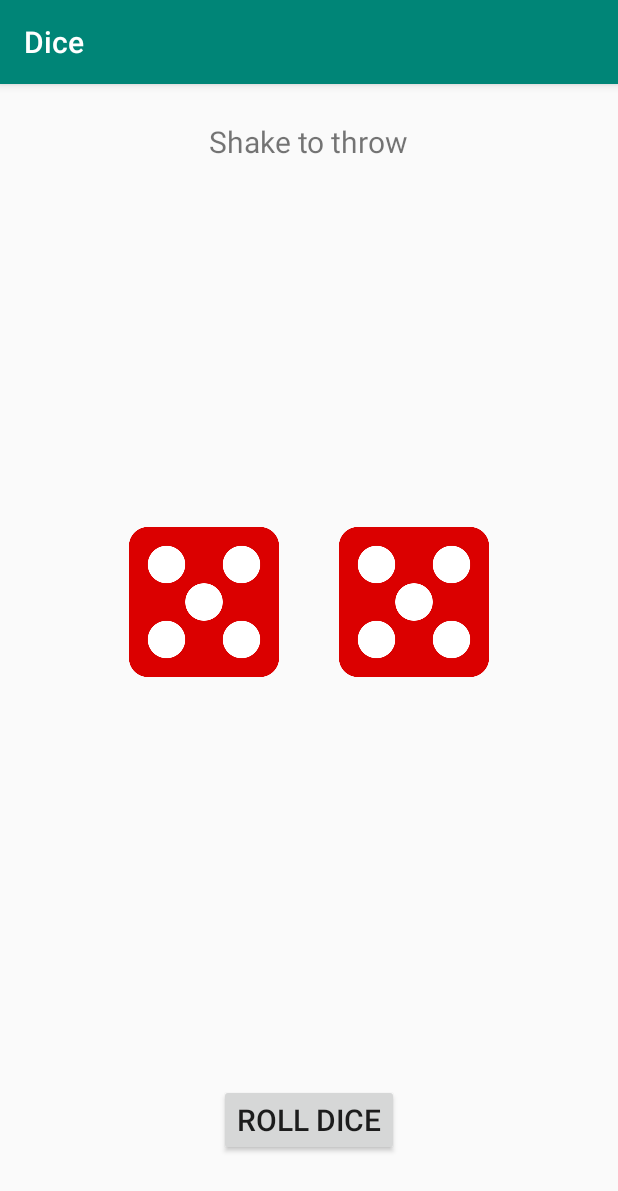
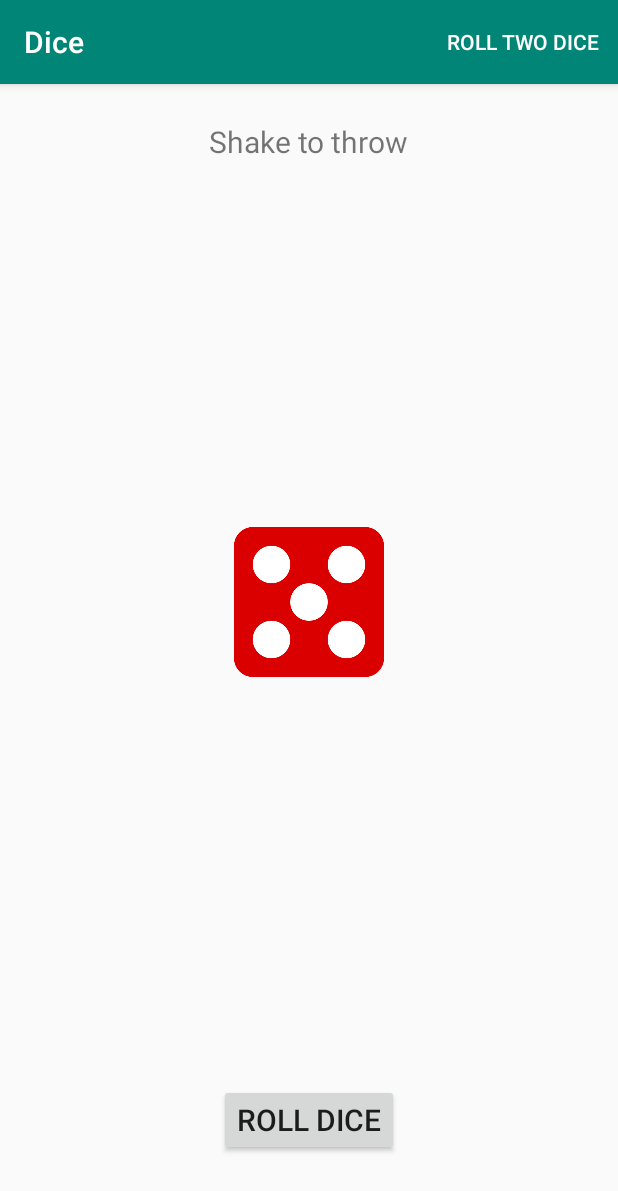
Before and after one commit to ChiragSSinghal/Dice, an Android app: the screen it shows after launch (MainActivity), after a tap on "ROLL DICE", on a phone screen of 412 x 824 dp. Shown: the top 1191 px of the screen. Run offline under Robolectric (Android 15) with nearby library versions, the phone set to English and light mode, and no system bars.

Commit message:
added the option to switch between single and double dice throws and modified the time between shake detection to 1sec

```diff
--- a/app/src/main/java/com/lordxeres/dice/MainActivity.java
+++ b/app/src/main/java/com/lordxeres/dice/MainActivity.java
@@ -1,12 +1,14 @@
 package com.lordxeres.dice;
 
+import android.content.ClipData;
 import android.content.Context;
 import android.hardware.Sensor;
 import android.hardware.SensorManager;
 import android.media.MediaPlayer;
-import android.support.annotation.RawRes;
+import android.os.Bundle;
 import android.support.v7.app.AppCompatActivity;
-import android.os.Bundle;
+import android.view.Menu;
+import android.view.MenuItem;
 import android.view.View;
 import android.widget.Button;
 import android.widget.ImageView;
@@ -15,12 +17,14 @@ public class MainActivity extends AppCompatActivity {
 
     private ImageView dice1, dice2;
     private Button rollDice;
+    private MenuItem actionDiceSwitch;
 
     private SensorManager sensorManager;
     private Sensor accelerometer;
     private ShakeDetector shakeDetector;
 
     private int ctr = 0;
+    private boolean diceCount = false;
 
     MediaPlayer mediaPlayer;
 
@@ -32,6 +36,7 @@ public class MainActivity extends AppCompatActivity {
         dice1 = findViewById(R.id.dice1);
         dice2 = findViewById(R.id.dice2);
         rollDice = findViewById(R.id.rollDice);
+        actionDiceSwitch = findViewById(R.id.actionDiceSwitch);
 
         ShakeDetectorInit();
 
@@ -51,6 +56,11 @@ public class MainActivity extends AppCompatActivity {
         });
     }
 
+    @Override
+    public boolean onCreateOptionsMenu (Menu menu) {
+        getMenuInflater().inflate(R.menu.menu_main, menu);
+        return true;
+    }
 
     @Override
     public void onResume() {
@@ -73,18 +83,33 @@ public class MainActivity extends AppCompatActivity {
         }
     }
 
+    public void DiceSwitch(MenuItem menuItem) {
+        if (diceCount) {
+            diceCount = false;
+            dice2.setVisibility(View.GONE);
+            menuItem.setTitle("Roll Two Dice");
+        }
+        else {
+            diceCount = true;
+            dice2.setVisibility(View.VISIBLE);
+            menuItem.setTitle("Roll One Dice");
+        }
+    }
+
     public void ShakeDetectorInit() {
         sensorManager = (SensorManager) getSystemService(Context.SENSOR_SERVICE);
         accelerometer = sensorManager.getDefaultSensor(Sensor.TYPE_ACCELEROMETER);
         shakeDetector = new ShakeDetector();
         shakeDetector.setOnShakeListener(new ShakeDetector.OnShakeListener() {
             @Override
-            public void onShake(int count) {
-                if (count % 5 == 0){
+            public void onShake() {
+                if (ctr == 4){
                     RollDice();
+                    ctr = 0;
                 }
                 else {
                     RollDice();
+                    ctr++;
                 }
             }
         });
@@ -94,6 +119,11 @@ public class MainActivity extends AppCompatActivity {
         mediaPlayer.start();
         int diceOneValue = (int) (Math.random() * 6) + 1;
         int diceTwoValue = (int) (Math.random() * 6) + 1;
+        try {
+            Thread.sleep(700);
+        } catch (InterruptedException e) {
+            e.printStackTrace();
+        }
 
         switch (diceOneValue) {
             case 1:
@@ -116,6 +146,12 @@ public class MainActivity extends AppCompatActivity {
                 break;
         }
 
+        if (diceCount) {
+            RollSecondDice(diceTwoValue);
+        }
+    }
+
+    void RollSecondDice(int diceTwoValue) {
         switch (diceTwoValue) {
             case 1:
                 dice2.setImageResource(R.drawable.dice_1);
--- a/app/src/main/java/com/lordxeres/dice/ShakeDetector.java
+++ b/app/src/main/java/com/lordxeres/dice/ShakeDetector.java
@@ -9,19 +9,17 @@ import android.util.FloatMath;
 public class ShakeDetector implements SensorEventListener {
 
     private static final float SHAKE_THRESHOLD_GRAVITY = 2.7f;
-    private static final int SHAKE_SLOP_TIME_MS = 500;
-    private static final int SHAKE_COUNT_RESET_TIME_MS = 3000;
+    private static final int SHAKE_SLOP_TIME_MS = 1000;
 
     private OnShakeListener listener;
     private long shakeTimeStamp;
-    private int shakeCount;
 
     public void setOnShakeListener(OnShakeListener listener) {
         this.listener = listener;
     }
 
     public interface OnShakeListener {
-        public void onShake(int count);
+        public void onShake();
     }
 
     @Override
@@ -49,14 +47,9 @@ public class ShakeDetector implements SensorEventListener {
                     return;
                 }
 
-                if (shakeTimeStamp + SHAKE_COUNT_RESET_TIME_MS < now) {
-                    shakeCount = 0;
-                }
+                shakeTimeStamp = now;
 
-                shakeTimeStamp = now;
-                shakeCount++;
-
-                listener.onShake(shakeCount);
+                listener.onShake();
             }
         }
     }
--- a/app/src/main/res/layout/activity_main.xml
+++ b/app/src/main/res/layout/activity_main.xml
@@ -31,18 +31,19 @@
         android:gravity="center">
 
         <ImageView
-            android:id="@+id/dice2"
+            android:id="@+id/dice1"
             android:layout_width="100dp"
             android:layout_height="100dp"
             android:layout_margin="20dp"
             android:src="@drawable/dice_6" />
 
         <ImageView
-            android:id="@+id/dice1"
+            android:id="@+id/dice2"
             android:layout_width="100dp"
             android:layout_height="100dp"
             android:layout_margin="20dp"
-            android:src="@drawable/dice_6" />
+            android:src="@drawable/dice_6"
+            android:visibility="gone"/>
 
     </LinearLayout>
 
--- /dev/null
+++ b/app/src/main/res/menu/menu_main.xml
@@ -0,0 +1,10 @@
+<?xml version="1.0" encoding="utf-8"?>
+<menu xmlns:android="http://schemas.android.com/apk/res/android"
+    xmlns:app="http://schemas.android.com/apk/res-auto">
+
+    <item
+        android:id="@+id/actionDiceSwitch"
+        android:title="Roll Two Dice"
+        app:showAsAction="always"
+        android:onClick="DiceSwitch"/>
+</menu>
--- a/build.gradle
+++ b/build.gradle
@@ -7,7 +7,7 @@ buildscript {
 
     }
     dependencies {
-        classpath 'com.android.tools.build:gradle:3.4.2'
+        classpath 'com.android.tools.build:gradle:3.5.0'
 
         // NOTE: Do not place your application dependencies here; they belong
         // in the individual module build.gradle files
```
Also changed, not shown: gradle/wrapper/gradle-wrapper.properties.
